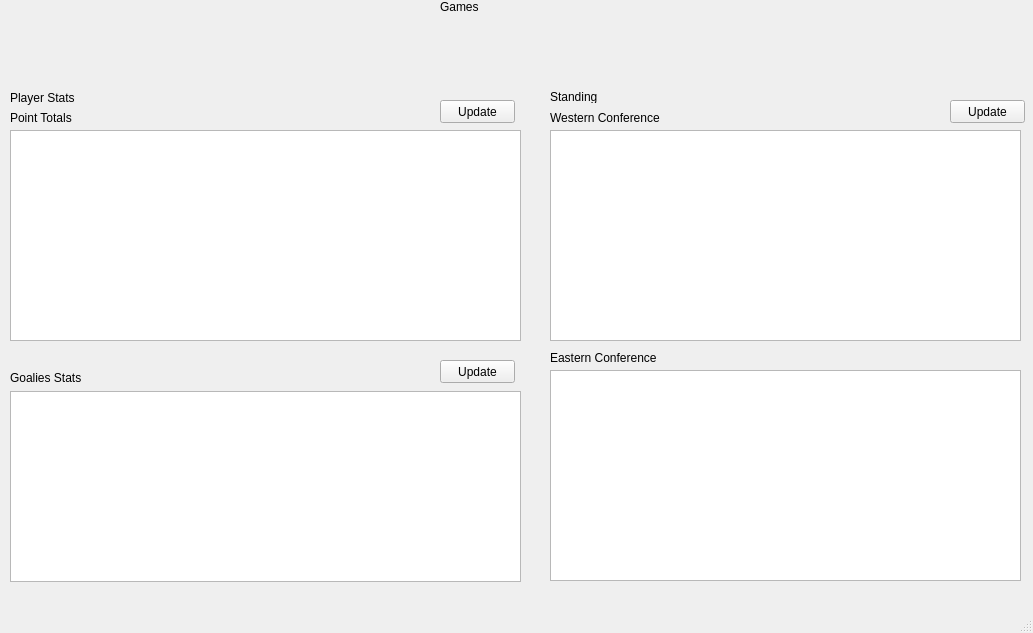
Old version of the form nhl_stats_app_ui.ui in the repository rshen25/nhl_stats_app.
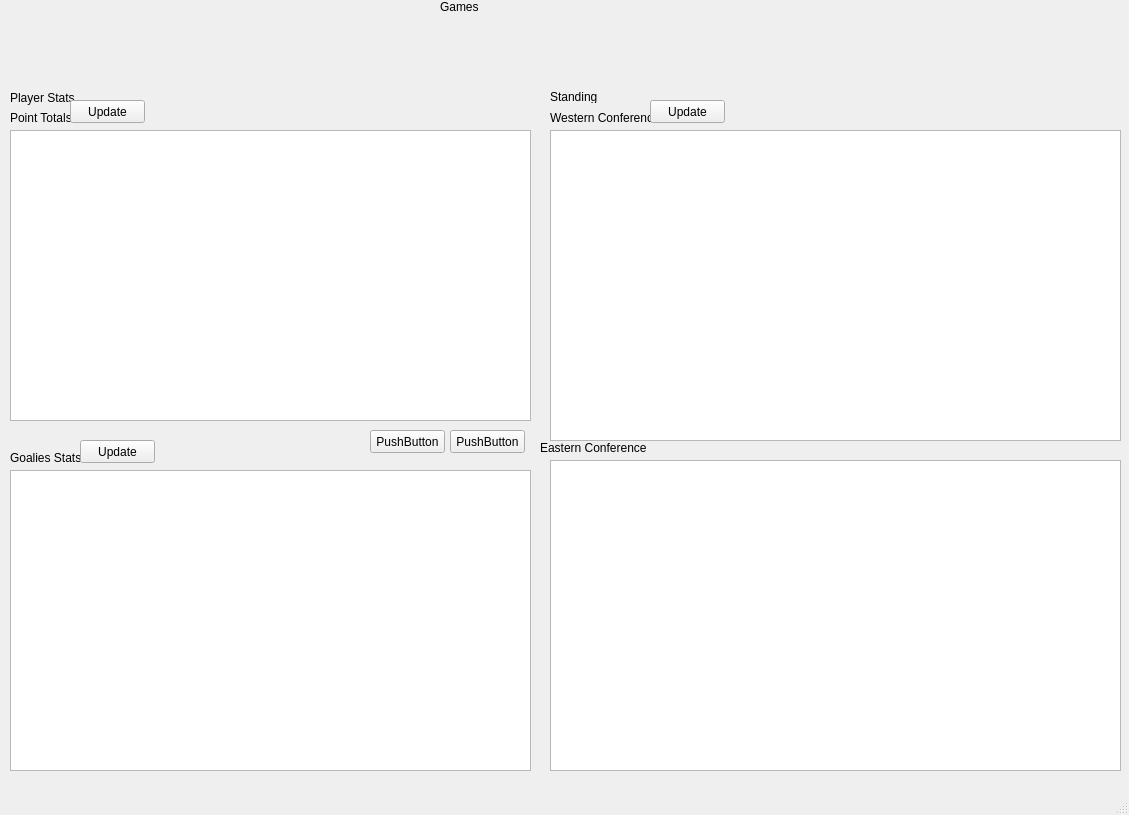
New version of the form.

Commit message:
Connected the UI to the database, stats now display in the UI
Fixed some issues with database naming, player stats, and the standings now display in the GUI.

What changed in the file:
```diff
--- a/nhl_stats_app_ui.ui
+++ b/nhl_stats_app_ui.ui
@@ -6,8 +6,8 @@
    <rect>
     <x>0</x>
     <y>0</y>
-    <width>1033</width>
-    <height>633</height>
+    <width>1129</width>
+    <height>815</height>
    </rect>
   </property>
   <property name="windowTitle">
@@ -43,8 +43,8 @@
    <widget class="QLabel" name="label_3">
     <property name="geometry">
      <rect>
-      <x>550</x>
-      <y>350</y>
+      <x>540</x>
+      <y>440</y>
       <width>121</width>
       <height>16</height>
      </rect>
@@ -79,51 +79,11 @@
      <string>Games</string>
     </property>
    </widget>
-   <widget class="QTableWidget" name="tableWidget_2">
+   <widget class="QLabel" name="label_goalie_stats">
     <property name="geometry">
      <rect>
-      <x>550</x>
-      <y>370</y>
-      <width>471</width>
-      <height>211</height>
-     </rect>
-    </property>
-   </widget>
-   <widget class="QTableWidget" name="tableWidget">
-    <property name="geometry">
-     <rect>
-      <x>550</x>
-      <y>130</y>
-      <width>471</width>
-      <height>211</height>
-     </rect>
-    </property>
-   </widget>
-   <widget class="QTableWidget" name="tableWidget_3">
-    <property name="geometry">
-     <rect>
       <x>10</x>
-      <y>130</y>
-      <width>511</width>
-      <height>211</height>
-     </rect>
-    </property>
-   </widget>
-   <widget class="QTableWidget" name="tableWidget_4">
-    <property name="geometry">
-     <rect>
-      <x>10</x>
-      <y>391</y>
-      <width>511</width>
-      <height>191</height>
-     </rect>
-    </property>
-   </widget>
-   <widget class="QLabel" name="label_6">
-    <property name="geometry">
-     <rect>
-      <x>10</x>
-      <y>370</y>
+      <y>450</y>
       <width>81</width>
       <height>16</height>
      </rect>
@@ -148,7 +108,7 @@
    <widget class="QPushButton" name="pushButton">
     <property name="geometry">
      <rect>
-      <x>440</x>
+      <x>70</x>
       <y>100</y>
       <width>75</width>
       <height>23</height>
@@ -161,8 +121,8 @@
    <widget class="QPushButton" name="pushButton_2">
     <property name="geometry">
      <rect>
-      <x>440</x>
-      <y>360</y>
+      <x>80</x>
+      <y>440</y>
       <width>75</width>
       <height>23</height>
      </rect>
@@ -174,7 +134,7 @@
    <widget class="QPushButton" name="pushButton_3">
     <property name="geometry">
      <rect>
-      <x>950</x>
+      <x>650</x>
       <y>100</y>
       <width>75</width>
       <height>23</height>
@@ -184,6 +144,72 @@
      <string>Update</string>
     </property>
    </widget>
+   <widget class="QPushButton" name="pushButton_4">
+    <property name="geometry">
+     <rect>
+      <x>450</x>
+      <y>430</y>
+      <width>75</width>
+      <height>23</height>
+     </rect>
+    </property>
+    <property name="text">
+     <string>PushButton</string>
+    </property>
+   </widget>
+   <widget class="QPushButton" name="pushButton_5">
+    <property name="geometry">
+     <rect>
+      <x>370</x>
+      <y>430</y>
+      <width>75</width>
+      <height>23</height>
+     </rect>
+    </property>
+    <property name="text">
+     <string>PushButton</string>
+    </property>
+   </widget>
+   <widget class="QTableView" name="table_west_standings">
+    <property name="geometry">
+     <rect>
+      <x>550</x>
+      <y>130</y>
+      <width>571</width>
+      <height>311</height>
+     </rect>
+    </property>
+   </widget>
+   <widget class="QTableView" name="table_player_stats">
+    <property name="geometry">
+     <rect>
+      <x>10</x>
+      <y>130</y>
+      <width>521</width>
+      <height>291</height>
+     </rect>
+    </property>
+   </widget>
+   <widget class="QTableView" name="table_goalie_stats">
+    <property name="geometry">
+     <rect>
+      <x>10</x>
+      <y>470</y>
+      <width>521</width>
+      <height>301</height>
+     </rect>
+    </property>
+   </widget>
+   <widget class="QTableView" name="table_east_standings">
+    <property name="geometry">
+     <rect>
+      <x>550</x>
+      <y>460</y>
+      <width>571</width>
+      <height>311</height>
+     </rect>
+    </property>
+   </widget>
   </widget>
   <widget class="QMenuBar" name="menubar">
    <property name="geometry">
```
Left out of the diff: 20 changed lines with no effect on the pictures. The commit also changes 5 other files.
